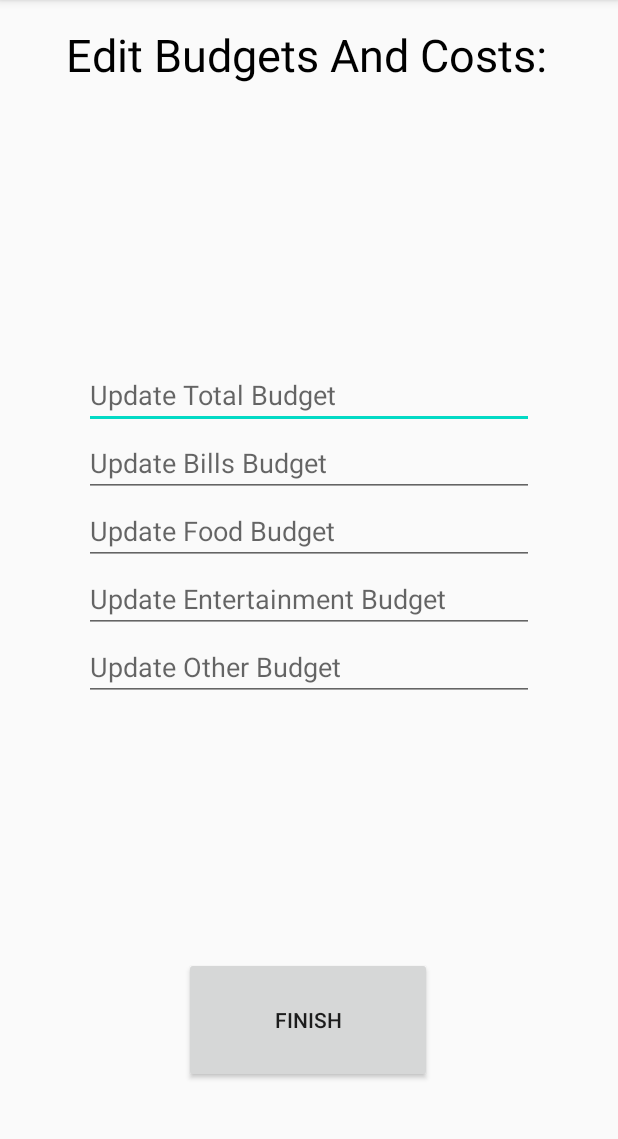
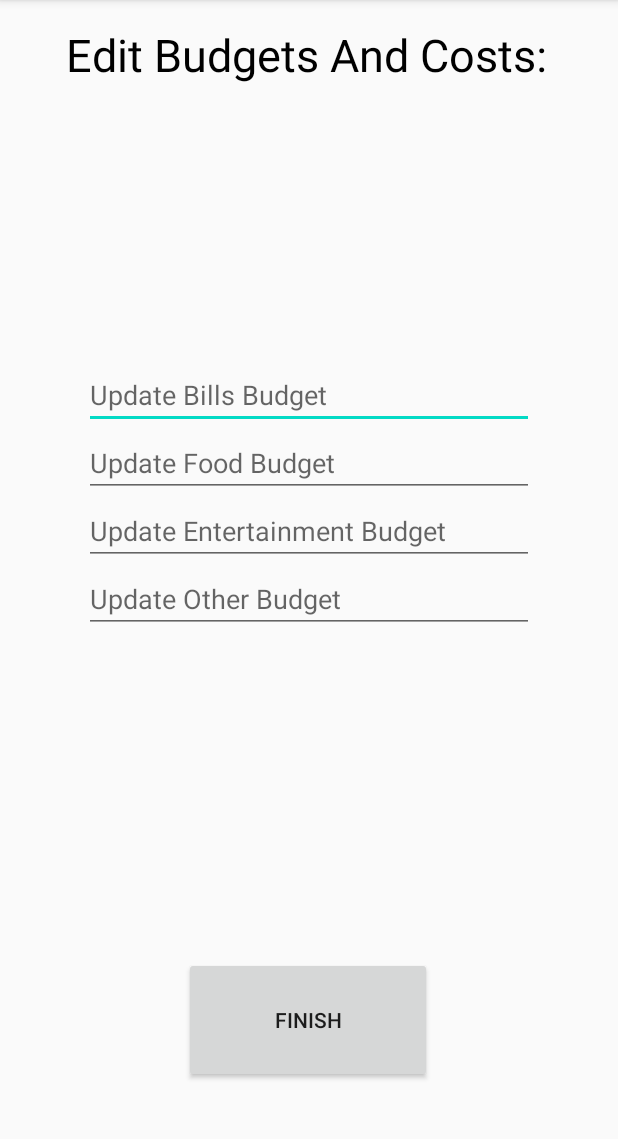
Before and after one commit to Haider-01/CS160-Project, an Android app: the Settings screen opened directly, with no data from a screen before it, on a phone screen of 412 x 824 dp, the part 84-1223 px from its top. Run offline under Robolectric (Android 15) with nearby library versions, the light colour scheme and no system bars.

Commit message:
Take out total budget from settings.java and layout

```diff
--- a/app/src/main/java/com/example/CS160Broque/Settings.java
+++ b/app/src/main/java/com/example/CS160Broque/Settings.java
@@ -38,20 +38,10 @@ public class Settings extends AppCompatActivity {
             }
         });
 
-        edtTotalBudget = (EditText) findViewById(R.id.edt_total_settings);
         edtBillsBudget = (EditText) findViewById(R.id.edt_bill_settings);
         edtFoodBudget = (EditText) findViewById(R.id.edt_food_settings);
         edtEntertainmentBudget = (EditText) findViewById(R.id.edt_entertainment_settings);
         edtOtherBudget = (EditText) findViewById(R.id.edt_other_settings);
-
-        edtTotalBudget.setOnClickListener(new View.OnClickListener() {
-            @Override
-            public void onClick(View v) {
-                Context context = getApplicationContext();
-                Toast toast = Toast.makeText(context, "Total budget successfully changed", Toast.LENGTH_SHORT);
-                toast.show();
-            }
-        });
 
         edtBillsBudget.setOnClickListener(new View.OnClickListener() {
             @Override
--- a/app/src/main/res/layout/activity_settings.xml
+++ b/app/src/main/res/layout/activity_settings.xml
@@ -39,18 +39,6 @@
         app:layout_constraintEnd_toEndOf="parent"
         app:layout_constraintStart_toStartOf="parent"
         app:layout_constraintTop_toTopOf="parent">
-
-        <RelativeLayout
-            android:layout_width="match_parent"
-            android:layout_height="wrap_content">
-
-            <EditText
-                android:id="@+id/edt_total_settings"
-                android:layout_width="300dp"
-                android:layout_height="wrap_content"
-                android:layout_centerHorizontal="true"
-                android:hint="Update Total Budget" />
-        </RelativeLayout>
 
         <RelativeLayout
             android:layout_width="match_parent"
```
